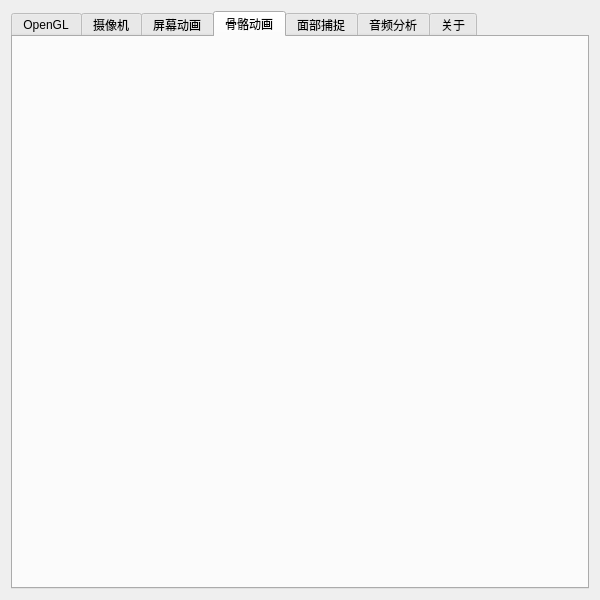
This is src/ui/ConfigWidget.ui in chuigda/Project-WG as Qt 5 draws it before an edit. The edited form follows.
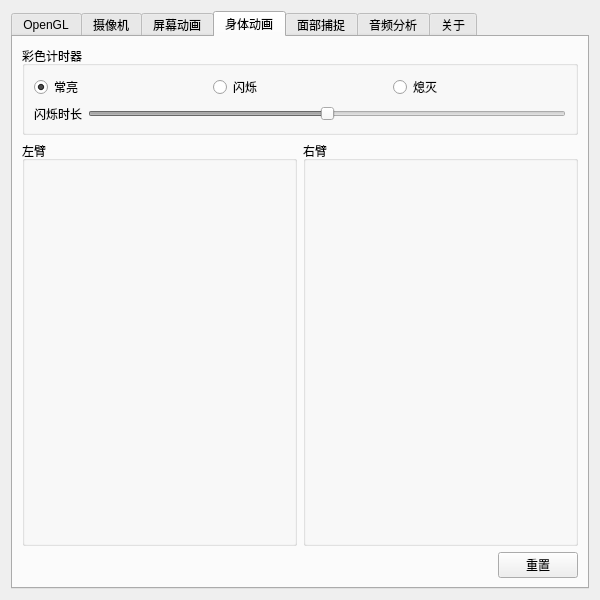
This is the edited form. The open tabs and pages were chosen to show the change.

Diff of the .ui file:
```diff
--- a/src/ui/ConfigWidget.ui
+++ b/src/ui/ConfigWidget.ui
@@ -26,7 +26,7 @@
    <string>控制台</string>
   </property>
   <layout class="QGridLayout" name="gridLayout_3">
-   <item row="0" column="1">
+   <item row="0" column="0">
     <widget class="QTabWidget" name="configTab">
      <property name="currentIndex">
       <number>0</number>
@@ -895,8 +895,146 @@
      </widget>
      <widget class="QWidget" name="robotBoneTab">
       <attribute name="title">
-       <string>骨骼动画</string>
+       <string>身体动画</string>
       </attribute>
+      <layout class="QVBoxLayout" name="verticalLayout_14">
+       <item>
+        <widget class="QGroupBox" name="groupBox_2">
+         <property name="title">
+          <string>彩色计时器</string>
+         </property>
+         <layout class="QVBoxLayout" name="verticalLayout_11">
+          <item>
+           <layout class="QHBoxLayout" name="horizontalLayout_26">
+            <item>
+             <widget class="QRadioButton" name="radioGray">
+              <property name="text">
+               <string>常亮</string>
+              </property>
+              <property name="checked">
+               <bool>true</bool>
+              </property>
+             </widget>
+            </item>
+            <item>
+             <widget class="QRadioButton" name="radioBlink">
+              <property name="text">
+               <string>闪烁</string>
+              </property>
+             </widget>
+            </item>
+            <item>
+             <widget class="QRadioButton" name="radioBlue">
+              <property name="text">
+               <string>熄灭</string>
+              </property>
+             </widget>
+            </item>
+           </layout>
+          </item>
+          <item>
+           <layout class="QHBoxLayout" name="horizontalLayout_27">
+            <item>
+             <widget class="QLabel" name="labelBlinkTime">
+              <property name="text">
+               <string>闪烁时长</string>
+              </property>
+             </widget>
+            </item>
+            <item>
+             <widget class="QSlider" name="blinkTimeSlider">
+              <property name="enabled">
+               <bool>false</bool>
+              </property>
+              <property name="maximum">
+               <number>40</number>
+              </property>
+              <property name="value">
+               <number>20</number>
+              </property>
+              <property name="orientation">
+               <enum>Qt::Horizontal</enum>
+              </property>
+             </widget>
+            </item>
+           </layout>
+          </item>
+         </layout>
+        </widget>
+       </item>
+       <item>
+        <layout class="QHBoxLayout" name="horizontalLayout_25">
+         <item>
+          <widget class="QGroupBox" name="leftArmGroupBox">
+           <property name="title">
+            <string>左臂</string>
+           </property>
+           <layout class="QVBoxLayout" name="verticalLayout_12">
+            <item>
+             <spacer name="verticalSpacer_3">
+              <property name="orientation">
+               <enum>Qt::Vertical</enum>
+              </property>
+              <property name="sizeHint" stdset="0">
+               <size>
+                <width>20</width>
+                <height>280</height>
+               </size>
+              </property>
+             </spacer>
+            </item>
+           </layout>
+          </widget>
+         </item>
+         <item>
+          <widget class="QGroupBox" name="rightArmGroupBox">
+           <property name="title">
+            <string>右臂</string>
+           </property>
+           <layout class="QVBoxLayout" name="verticalLayout_13">
+            <item>
+             <spacer name="verticalSpacer_4">
+              <property name="orientation">
+               <enum>Qt::Vertical</enum>
+              </property>
+              <property name="sizeHint" stdset="0">
+               <size>
+                <width>20</width>
+                <height>280</height>
+               </size>
+              </property>
+             </spacer>
+            </item>
+           </layout>
+          </widget>
+         </item>
+        </layout>
+       </item>
+       <item>
+        <layout class="QHBoxLayout" name="horizontalLayout_28">
+         <item>
+          <spacer name="horizontalSpacer_10">
+           <property name="orientation">
+            <enum>Qt::Horizontal</enum>
+           </property>
+           <property name="sizeHint" stdset="0">
+            <size>
+             <width>40</width>
+             <height>20</height>
+            </size>
+           </property>
+          </spacer>
+         </item>
+         <item>
+          <widget class="QPushButton" name="resetBoneButton">
+           <property name="text">
+            <string>重置</string>
+           </property>
+          </widget>
+         </item>
+        </layout>
+       </item>
+      </layout>
      </widget>
      <widget class="QWidget" name="faceCaptureTab">
       <attribute name="title">
```
Left out of the diff: 4 changed lines with no effect on the pictures.
